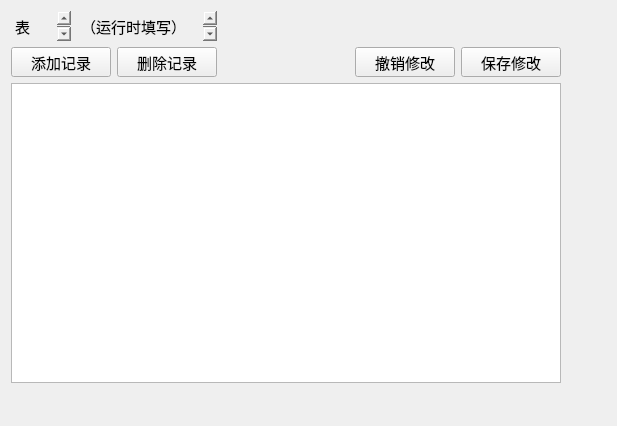
Qt form forms/database.ui (FrancisOWO/QtDemo-DB) before a commit.
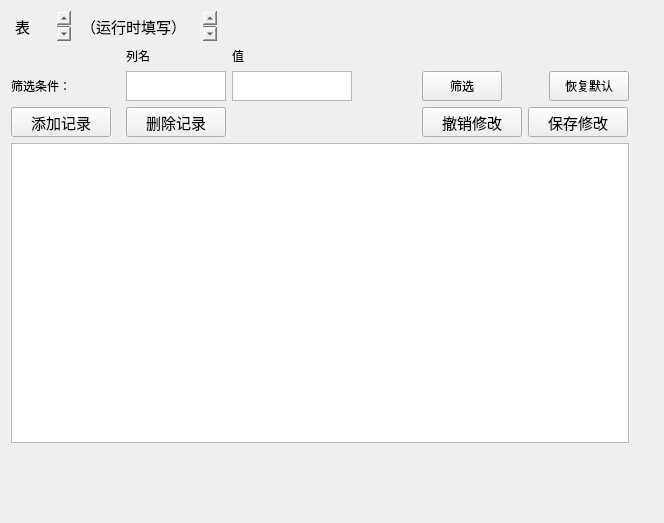
The same form after that commit.

Commit message: 实现单个条件筛选

Diff of the .ui file:
```diff
--- a/forms/database.ui
+++ b/forms/database.ui
@@ -6,8 +6,8 @@
    <rect>
     <x>0</x>
     <y>0</y>
-    <width>617</width>
-    <height>426</height>
+    <width>664</width>
+    <height>523</height>
    </rect>
   </property>
   <property name="windowTitle">
@@ -41,7 +41,7 @@
      </property>
     </widget>
    </item>
-   <item row="0" column="1" colspan="2">
+   <item row="0" column="1" colspan="3">
     <widget class="QPlainTextEdit" name="ptxtTableName">
      <property name="minimumSize">
       <size>
@@ -68,7 +68,7 @@
      </property>
     </widget>
    </item>
-   <item row="0" column="3" colspan="4">
+   <item row="0" column="4" colspan="5">
     <spacer name="horizontalSpacer_3">
      <property name="orientation">
       <enum>Qt::Horizontal</enum>
@@ -81,7 +81,87 @@
      </property>
     </spacer>
    </item>
-   <item row="1" column="0" colspan="2">
+   <item row="1" column="2">
+    <widget class="QLabel" name="label_3">
+     <property name="text">
+      <string>列名</string>
+     </property>
+    </widget>
+   </item>
+   <item row="1" column="4">
+    <widget class="QLabel" name="label_2">
+     <property name="text">
+      <string>值</string>
+     </property>
+    </widget>
+   </item>
+   <item row="2" column="0">
+    <widget class="QLabel" name="label">
+     <property name="text">
+      <string>筛选条件：</string>
+     </property>
+    </widget>
+   </item>
+   <item row="2" column="2" colspan="2">
+    <widget class="QPlainTextEdit" name="ptxtItem">
+     <property name="maximumSize">
+      <size>
+       <width>120</width>
+       <height>30</height>
+      </size>
+     </property>
+    </widget>
+   </item>
+   <item row="2" column="4">
+    <widget class="QPlainTextEdit" name="ptxtValue">
+     <property name="maximumSize">
+      <size>
+       <width>120</width>
+       <height>30</height>
+      </size>
+     </property>
+    </widget>
+   </item>
+   <item row="2" column="5">
+    <widget class="QPushButton" name="pbtnSelect">
+     <property name="maximumSize">
+      <size>
+       <width>16777215</width>
+       <height>30</height>
+      </size>
+     </property>
+     <property name="text">
+      <string>筛选</string>
+     </property>
+    </widget>
+   </item>
+   <item row="2" column="6" colspan="2">
+    <spacer name="horizontalSpacer">
+     <property name="orientation">
+      <enum>Qt::Horizontal</enum>
+     </property>
+     <property name="sizeHint" stdset="0">
+      <size>
+       <width>66</width>
+       <height>20</height>
+      </size>
+     </property>
+    </spacer>
+   </item>
+   <item row="2" column="8">
+    <widget class="QPushButton" name="pbtnDefault">
+     <property name="minimumSize">
+      <size>
+       <width>0</width>
+       <height>30</height>
+      </size>
+     </property>
+     <property name="text">
+      <string>恢复默认</string>
+     </property>
+    </widget>
+   </item>
+   <item row="3" column="0" colspan="2">
     <widget class="QPushButton" name="pbtnAdd">
      <property name="minimumSize">
       <size>
@@ -105,7 +185,7 @@
      </property>
     </widget>
    </item>
-   <item row="1" column="2">
+   <item row="3" column="2" colspan="2">
     <widget class="QPushButton" name="pbtnDel">
      <property name="minimumSize">
       <size>
@@ -129,7 +209,7 @@
      </property>
     </widget>
    </item>
-   <item row="1" column="3">
+   <item row="3" column="4">
     <spacer name="horizontalSpacer_4">
      <property name="orientation">
       <enum>Qt::Horizontal</enum>
@@ -142,7 +222,7 @@
      </property>
     </spacer>
    </item>
-   <item row="1" column="4">
+   <item row="3" column="5" colspan="2">
     <widget class="QPushButton" name="pbtnUndo">
      <property name="minimumSize">
       <size>
@@ -166,7 +246,7 @@
      </property>
     </widget>
    </item>
-   <item row="1" column="5">
+   <item row="3" column="7" colspan="2">
     <widget class="QPushButton" name="pbtnSave">
      <property name="minimumSize">
       <size>
@@ -190,7 +270,7 @@
      </property>
     </widget>
    </item>
-   <item row="2" column="0" colspan="6">
+   <item row="4" column="0" colspan="9">
     <widget class="QTableView" name="tblShow">
      <property name="minimumSize">
       <size>
@@ -200,7 +280,7 @@
      </property>
     </widget>
    </item>
-   <item row="2" column="6">
+   <item row="4" column="9">
     <spacer name="horizontalSpacer_5">
      <property name="orientation">
       <enum>Qt::Horizontal</enum>
@@ -213,7 +293,7 @@
      </property>
     </spacer>
    </item>
-   <item row="3" column="2">
+   <item row="5" column="3">
     <spacer name="verticalSpacer">
      <property name="orientation">
       <enum>Qt::Vertical</enum>
```
The commit also changes 5 other files.
